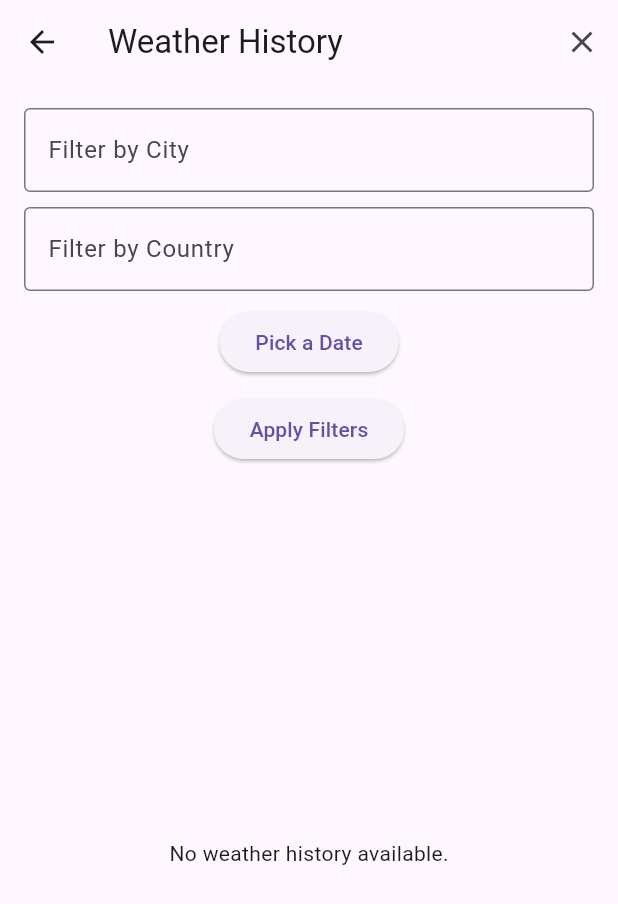
After one commit to Cieszk/weather_app, a Flutter app: the WeatherHistoryScreen screen opened directly, after a tap on the "clear" icon, on a phone screen of 412 x 824 dp. The commit adds this screen. Shown: the top 904 px of the screen. Run offline on Flutter 3.47's test engine with Material 3 defaults, Android fonts, the phone set to English and light mode, and no system bars; our stand-ins replace sqflite; accounts and stored records are empty.

Commit message:
Add saving weather into database as weather history. Add displaying details of picked weather in weather history detail view

```diff
--- /dev/null
+++ b/lib/database/database_helper.dart
@@ -0,0 +1,54 @@
+import 'package:sqflite/sqflite.dart';
+import 'package:path/path.dart';
+
+class DatabaseHelper {
+  static final DatabaseHelper _instance = DatabaseHelper._internal();
+  static Database? _database;
+
+  factory DatabaseHelper() {
+    return _instance;
+  }
+
+  DatabaseHelper._internal();
+
+  Future<Database> get database async {
+    if (_database != null) return _database!;
+
+    _database = await _initDatabase();
+    return _database!;
+  }
+
+  Future<Database> _initDatabase() async {
+    String path = join(await getDatabasesPath(), 'weather_history.db');
+    return await openDatabase(
+      path,
+      version: 1,
+      onCreate: _onCreate
+    );
+  }
+
+  Future _onCreate(Database db, int version) async {
+    await db.execute(
+      '''
+        CREATE TABLE weather_history(
+        id INTEGER PRIMARY KEY AUTOINCREMENT,
+        city TEXT,
+        country TEXT,
+        temperature REAL,
+        weather_description TEXT,
+        timestamp INTEGER
+        );
+      '''
+    );
+  }
+
+  Future<int> insertWeatherData(Map<String, dynamic> weatherData) async {
+    final db = await database;
+    return await db.insert('weather_history', weatherData);
+  }
+
+  Future<List<Map<String, dynamic>>> getWeatherHistory() async {
+    final db = await database;
+    return await db.query('weather_history', orderBy: 'timeStamp DESC');
+  }
+}
--- a/lib/main.dart
+++ b/lib/main.dart
@@ -1,5 +1,6 @@
 import 'package:flutter/material.dart';
 import 'package:provider/provider.dart';
+import 'package:weather_app/view_models/weather_history_view_model.dart';
 import 'views/weather_screen.dart';
 import 'view_models/weather_view_model.dart';
 import 'view_models/location_view_model.dart';
@@ -15,6 +16,7 @@ class MyApp extends StatelessWidget {
       providers: [
         ChangeNotifierProvider(create: (_) => LocationViewModel()),
         ChangeNotifierProvider(create: (_) => WeatherViewModel()),
+        ChangeNotifierProvider(create: (_) => WeatherHistoryViewModel())
       ],
       child: MaterialApp(
         debugShowCheckedModeBanner: false,
--- /dev/null
+++ b/lib/view_models/weather_history_view_model.dart
@@ -0,0 +1,52 @@
+import 'package:flutter/foundation.dart';
+import 'package:flutter/material.dart';
+import 'package:weather_app/database/database_helper.dart';
+
+class WeatherHistoryViewModel extends ChangeNotifier {
+  final TextEditingController cityController = TextEditingController();
+  final TextEditingController countryController = TextEditingController();
+  DateTime? selectedDate;
+
+  Future<List<Map<String, dynamic>>> getFilteredWeatherHistory() async {
+    final db = DatabaseHelper();
+    List<Map<String, dynamic>> weatherList = await db.getWeatherHistory();
+
+    if (cityController.text.isNotEmpty) {
+      weatherList = weatherList.where((item) => item['city'].toLowerCase().contains(cityController.text.toLowerCase())).toList();
+    }
+
+    if (countryController.text.isNotEmpty) {
+      weatherList = weatherList.where((item) => item['country'].toLowerCase().contains(countryController.text.toLowerCase())).toList();
+    }
+
+    if (selectedDate != null) {
+      weatherList = weatherList.where((item) {
+        final itemDate = DateTime.fromMillisecondsSinceEpoch(item['timestamp']);
+        return itemDate.year == selectedDate!.year &&
+              itemDate.month == selectedDate!.month &&
+              itemDate.day == selectedDate!.day;
+      }).toList();
+    }
+
+    return weatherList;
+  }
+
+  void clearFilters() {
+    cityController.clear();
+    countryController.clear();
+    selectedDate = null;
+    notifyListeners();
+  }
+
+  void setSelectedDate(DateTime date) {
+    selectedDate = date;
+    notifyListeners();
+  }
+
+  @override
+  void dispose() {
+    cityController.dispose();
+    countryController.dispose();
+    super.dispose();
+  }
+}
--- a/lib/view_models/weather_view_model.dart
+++ b/lib/view_models/weather_view_model.dart
@@ -1,4 +1,5 @@
 import 'package:flutter/material.dart';
+import 'package:weather_app/database/database_helper.dart';
 import '../config/api_config.dart';
 import 'package:weather_app/models/weather.dart';
 import 'package:http/http.dart' as http;
@@ -13,7 +14,7 @@ class WeatherViewModel extends ChangeNotifier {
   bool get isLoading => _isLoading;
   String get errorMessage => _errorMessage;
 
-  Future<void> fetchWeather(double latitude, double longitude) async {
+  Future<void> fetchWeather(double latitude, double longitude, String city, String country) async {
     _isLoading = true;
     notifyListeners();
 
@@ -25,6 +26,8 @@ class WeatherViewModel extends ChangeNotifier {
       if (response.statusCode == 200) {
         final jsonResponse = json.decode(response.body);
         _weather = Weather.fromJson(jsonResponse);
+
+        await _storeWeatherData(city, country, _weather!);
       } else {
         _errorMessage = 'Error: Unable to fetch weather data';
       }
@@ -36,4 +39,20 @@ class WeatherViewModel extends ChangeNotifier {
     }
   }
 
+  Future<void> _storeWeatherData(String city, String country, Weather weather) async {
+    final weatherData = {
+      'city': city,
+      'country': country,
+      'temperature': weather.temperature,
+      'weather_description': weather.description,
+      'timestamp': DateTime.now().microsecondsSinceEpoch
+    };
+
+    await DatabaseHelper().insertWeatherData(weatherData);
+  }
+
+  Future<List<Map<String, dynamic>>> getWeatherHistory() async {
+    return await DatabaseHelper().getWeatherHistory();
+  }
+
 }
--- /dev/null
+++ b/lib/views/weather_history_screen.dart
@@ -0,0 +1,114 @@
+import 'package:flutter/material.dart';
+import 'package:provider/provider.dart';
+import 'package:weather_app/views/weather_history_detail_screen.dart';
+import '../view_models/weather_history_view_model.dart';
+
+class WeatherHistoryScreen extends StatelessWidget {
+  @override
+  Widget build(BuildContext context) {
+    final weatherHistoryViewModel = Provider.of<WeatherHistoryViewModel>(context);
+
+    return Scaffold(
+      appBar: AppBar(
+        title: Text('Weather History'),
+        actions: [
+          IconButton(
+            icon: Icon(Icons.clear),
+            onPressed: () {
+              weatherHistoryViewModel.clearFilters();
+            },
+          ),
+        ],
+      ),
+      body: Padding(
+        padding: const EdgeInsets.all(16.0),
+        child: Column(
+          children: [
+            TextField(
+              controller: weatherHistoryViewModel.cityController,
+              decoration: InputDecoration(
+                labelText: 'Filter by City',
+                border: OutlineInputBorder(),
+              ),
+            ),
+            SizedBox(height: 10),
+
+            TextField(
+              controller: weatherHistoryViewModel.countryController,
+              decoration: InputDecoration(
+                labelText: 'Filter by Country',
+                border: OutlineInputBorder(),
+              ),
+            ),
+            SizedBox(height: 10),
+
+            ElevatedButton(
+              onPressed: () async {
+                DateTime? pickedDate = await showDatePicker(
+                  context: context,
+                  initialDate: DateTime.now(),
+                  firstDate: DateTime(2000),
+                  lastDate: DateTime.now(),
+                );
+                if (pickedDate != null) {
+                  weatherHistoryViewModel.setSelectedDate(pickedDate);
+                }
+              },
+              child: Text(weatherHistoryViewModel.selectedDate == null
+                  ? 'Pick a Date'
+                  : 'Selected Date: ${weatherHistoryViewModel.selectedDate!.toLocal()}'.split(' ')[0]),
+            ),
+            SizedBox(height: 10),
+
+            ElevatedButton(
+              onPressed: () {
+                weatherHistoryViewModel.notifyListeners();
+              },
+              child: Text('Apply Filters'),
+            ),
+            SizedBox(height: 20),
+
+            Expanded(
+              child: FutureBuilder<List<Map<String, dynamic>>>(
+                future: weatherHistoryViewModel.getFilteredWeatherHistory(),
+                builder: (context, snapshot) {
+                  if (snapshot.connectionState == ConnectionState.waiting) {
+                    return Center(child: CircularProgressIndicator());
+                  } else if (snapshot.hasError) {
+                    return Center(child: Text('Error loading history'));
+                  } else if (!snapshot.hasData || snapshot.data!.isEmpty) {
+                    return Center(child: Text('No weather history available.'));
+                  } else {
+                    final history = snapshot.data!;
+                    return ListView.builder(
+                      itemCount: history.length,
+                      itemBuilder: (context, index) {
+                        final item = history[index];
+                        return ListTile(
+                          title: Text('${item['city']}, ${item['country']}'),
+                          subtitle: Text(
+                            DateTime.fromMillisecondsSinceEpoch(item['timestamp']).toString(),
+                          ),
+                          onTap: () {
+                            Navigator.push(
+                              context,
+                              MaterialPageRoute(
+                                builder: (context) => WeatherHistoryDetailsScreen(
+                                  weatherData: item,
+                                ),
+                              ),
+                            );
+                          },
+                        );
+                      },
+                    );
+                  }
+                },
+              ),
+            ),
+          ],
+        ),
+      ),
+    );
+  }
+}
--- a/lib/views/weather_screen.dart
+++ b/lib/views/weather_screen.dart
@@ -2,6 +2,7 @@ import 'package:flutter/material.dart';
 import 'package:provider/provider.dart';
 import 'package:weather_app/view_models/location_view_model.dart';
 import 'package:weather_app/view_models/weather_view_model.dart';
+import 'package:weather_app/views/weather_history_screen.dart';
 
 class WeatherScreen extends StatefulWidget {
   @override
@@ -50,6 +51,8 @@ class _WeatherScreenState extends State<WeatherScreen> {
                     await weatherViewModel.fetchWeather(
                       locationViewModel.location!.latitude,
                       locationViewModel.location!.longitude,
+                      city,
+                      country
                     );
                   }
                 } catch (e) {
@@ -96,6 +99,15 @@ class _WeatherScreenState extends State<WeatherScreen> {
               Text(
                   'Sunset: ${DateTime.fromMillisecondsSinceEpoch(weatherViewModel.weather!.sunset * 1000).toLocal()}'),
             ],
+            ElevatedButton(
+              onPressed: () {
+                Navigator.push(
+                  context,
+                  MaterialPageRoute(builder: (context) => WeatherHistoryScreen()),
+                );
+              },
+              child: Text('View Weather History'),
+),
           ],
         ),
       ),
--- a/pubspec.yaml
+++ b/pubspec.yaml
@@ -32,6 +32,8 @@ dependencies:
     sdk: flutter
   http: ^1.2.2
   provider: ^5.0.0
+  sqflite: ^2.0.0+4
+  path: ^1.8.0
 
   # The following adds the Cupertino Icons font to your application.
   # Use with the CupertinoIcons class for iOS style icons.
```
Also changed, not shown: lib/views/weather_history_detail_screen.dart (added, +38 -0 lines), pubspec.lock, 1 other file.
